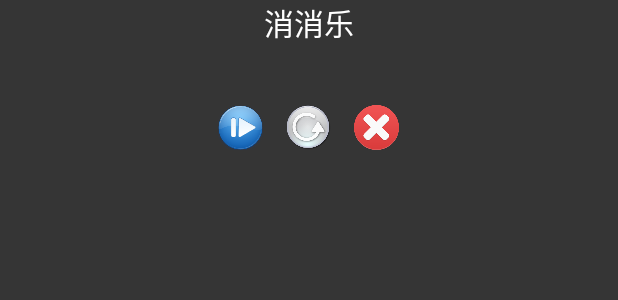
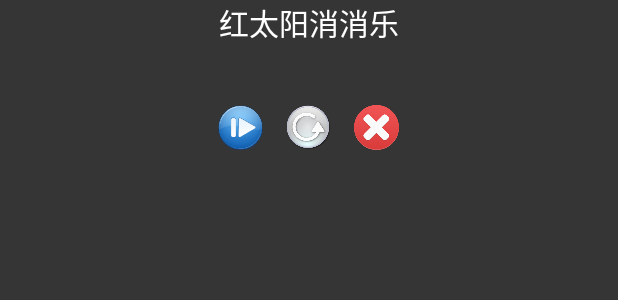
Before and after one commit to xyjigsaw/ClearClearHappy, an Android app: the layout match_dialog.xml on its own in the app's theme, with its tools: preview values and no code run, on a phone screen of 412 x 824 dp. Shown: the top 300 px of the screen. Run offline under Robolectric (Android 15) with nearby library versions, the phone set to English and light mode, and no system bars; Roboto replaces fonts that are not available here.

Commit message:
2018.12.07

```diff
--- a/app/src/main/java/cn/xt/mh/match/MainActivity.java
+++ b/app/src/main/java/cn/xt/mh/match/MainActivity.java
@@ -123,7 +123,7 @@ public class MainActivity extends Activity
 			MainActivity.this.exit();
 			MainActivity.this.finish();
 		} else if (item.getItemId() == R.id.action_about) {
-			Toast.makeText(MainActivity.this, "本游戏由MH童鞋开发制作", Toast.LENGTH_LONG).show();
+			Toast.makeText(MainActivity.this, "本游戏由XYZ开发小组童鞋开发制作", Toast.LENGTH_LONG).show();
 		}
 		return super.onOptionsItemSelected(item);
 	}
--- a/app/src/main/res/values/strings.xml
+++ b/app/src/main/res/values/strings.xml
@@ -1,4 +1,4 @@
 <resources>
-    <string name="app_name">消消乐</string>
+    <string name="app_name">红太阳消消乐</string>
     <string name="start_game">开始游戏</string>
 </resources>
```
